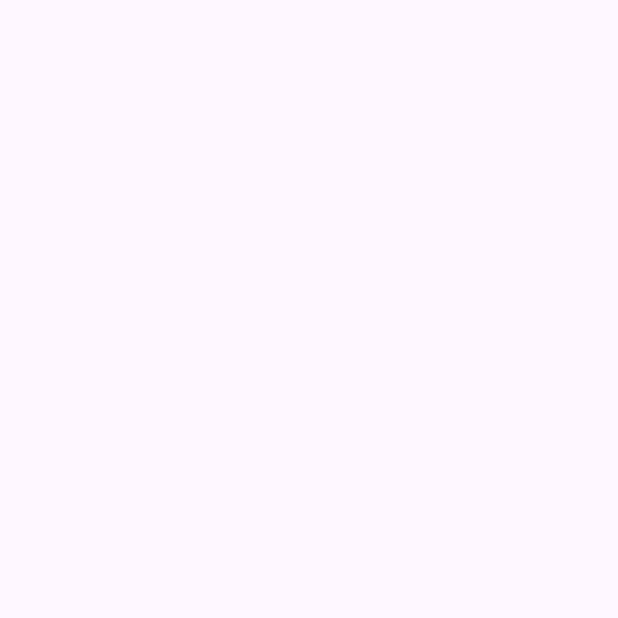
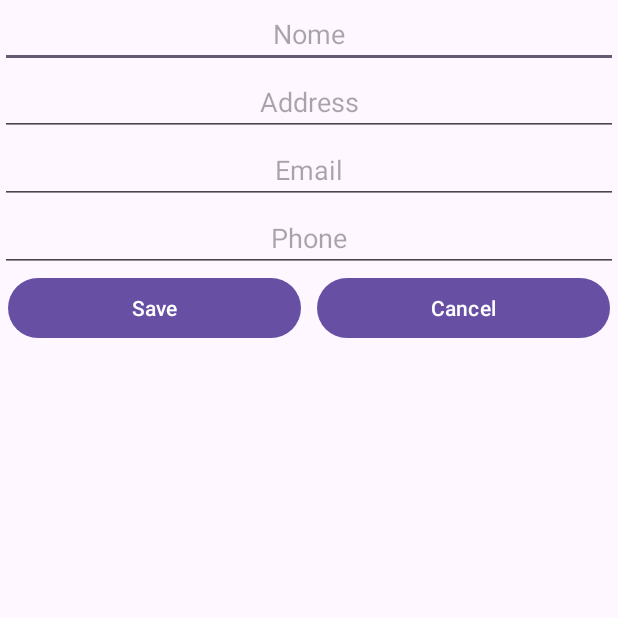
Before and after one commit to AlexSantos221454085/ListaTelefonica, an Android app: the NewContactActivity screen opened directly, with no data from a screen before it, on a phone screen of 412 x 824 dp, the top half of it. Before the commit the part shown is empty. Run offline under Robolectric (Android 15) with nearby library versions, the phone set to English and light mode, and no system bars.

```diff
--- a/app/src/main/java/com/alex/listatelefinica/database/DBHelper.kt
+++ b/app/src/main/java/com/alex/listatelefinica/database/DBHelper.kt
@@ -13,9 +13,9 @@ class DBHelper(context: Context) : SQLiteOpenHelper(context, "database.db", null
     val sql = arrayOf(
         "CREATE TABLE users (id INTEGER PRIMARY KEY AUTOINCREMENT, username TEXT UNIQUE, password TEXT)",
         "INSERT INTO users (username, password) VALUES ('admin','password')",
-        "CREATE TABLE contact (id INTEGER PRIMARY KEY AUTOINCREMENT, name TEXT, email TEXT, phone INTEGER, imageId INTEGER)",
-        "INSERT INTO contact (name, email, phone, imageId) VALUES ('Maria', 'maria@mail.pt', 911222333,1)",
-        "INSERT INTO contact (name, email, phone, imageId) VALUES ('Joao', 'joao@mail.pt', 912345678,2)",
+        "CREATE TABLE contact (id INTEGER PRIMARY KEY AUTOINCREMENT, name TEXT, address TEXT, email TEXT, phone INTEGER, imageId INTEGER)",
+        "INSERT INTO contact (name, address, email, phone, imageId) VALUES ('Maria','address Maria', 'maria@mail.pt', 911222333,1)",
+        "INSERT INTO contact (name, address, email, phone, imageId) VALUES ('Joao','address Joao', 'joao@mail.pt', 912345678,2)",
     )
     override fun onCreate(db: SQLiteDatabase) {
         sql.forEach {
@@ -99,10 +99,11 @@ class DBHelper(context: Context) : SQLiteOpenHelper(context, "database.db", null
     /*_________________________________________________________________________________________
                                         CRUD CONTACT
 _________________________________________________________________________________________*/
-    fun insertContact(name: String, email: String, phone: Int, imageId: Int): Long {
+    fun insertContact(name: String, address: String, email: String, phone: Int, imageId: Int): Long {
         val db = this.writableDatabase
         val contentValues = ContentValues()
         contentValues.put("name", name)
+        contentValues.put("address", address)
         contentValues.put("email", email)
         contentValues.put("phone", phone)
         contentValues.put("imageId", imageId)
@@ -111,10 +112,11 @@ ________________________________________________________________________________
         return res
     }
 
-    fun updateContact(id: Int, name: String, email: String, phone: Int, imageId: Int): Int {
+    fun updateContact(id: Int, name: String, address: String, email: String, phone: Int, imageId: Int): Int {
         val db = this.writableDatabase
         val contentValues = ContentValues()
         contentValues.put("name", name)
+        contentValues.put("address", address)
         contentValues.put("email", email)
         contentValues.put("phone", phone)
         contentValues.put("imageId", imageId)
--- a/app/src/main/java/com/alex/listatelefinica/ui/NewContactActivity.kt
+++ b/app/src/main/java/com/alex/listatelefinica/ui/NewContactActivity.kt
@@ -2,11 +2,45 @@ package com.alex.listatelefinica.ui
 
 import androidx.appcompat.app.AppCompatActivity
 import android.os.Bundle
+import android.widget.Toast
 import com.alex.listatelefinica.R
+import com.alex.listatelefinica.database.DBHelper
+import com.alex.listatelefinica.databinding.ActivityNewContactBinding
 
 class NewContactActivity : AppCompatActivity() {
+
+    private lateinit var binding: ActivityNewContactBinding
+
     override fun onCreate(savedInstanceState: Bundle?) {
         super.onCreate(savedInstanceState)
-        setContentView(R.layout.activity_new_contact)
+        binding = ActivityNewContactBinding.inflate(layoutInflater)
+        setContentView(binding.root)
+
+        val db = DBHelper(applicationContext)
+        val i = intent
+
+        binding.btnSave.setOnClickListener {
+            val name = binding.editName.text.toString()
+            val address = binding.editAddress.text.toString()
+            val email = binding.editEmail.text.toString()
+            val phone = binding.editPhone.text.toString().toInt()
+            val imageId = 1
+
+            if (name.isNotEmpty() && address.isNotEmpty() && email.isNotEmpty()) {
+                val res = db.insertContact(name, address, email, phone, imageId)
+                if (res > 0) {
+                    Toast.makeText(applicationContext, "Insert Ok", Toast.LENGTH_SHORT).show()
+                    setResult(1, i)
+                    finish()
+                } else {
+                    Toast.makeText(applicationContext, "Insert Error", Toast.LENGTH_SHORT).show()
+                }
+            }
+
+        }
+        binding.btnCancel.setOnClickListener {
+            setResult(0,i)
+            finish()
+        }
     }
 }
--- a/app/src/main/res/layout/activity_new_contact.xml
+++ b/app/src/main/res/layout/activity_new_contact.xml
@@ -1,9 +1,63 @@
 <?xml version="1.0" encoding="utf-8"?>
-<androidx.constraintlayout.widget.ConstraintLayout xmlns:android="http://schemas.android.com/apk/res/android"
+<LinearLayout xmlns:android="http://schemas.android.com/apk/res/android"
     xmlns:app="http://schemas.android.com/apk/res-auto"
     xmlns:tools="http://schemas.android.com/tools"
     android:layout_width="match_parent"
     android:layout_height="match_parent"
+    android:orientation="vertical"
     tools:context=".ui.NewContactActivity">
 
-</androidx.constraintlayout.widget.ConstraintLayout>
+    <EditText
+        android:id="@+id/edit_name"
+        android:layout_width="match_parent"
+        android:layout_height="wrap_content"
+        android:gravity="center"
+        android:hint="Nome" />
+
+    <EditText
+        android:id="@+id/edit_address"
+        android:layout_width="match_parent"
+        android:layout_height="wrap_content"
+        android:gravity="center"
+        android:hint="Address" />
+
+    <EditText
+        android:id="@+id/edit_email"
+        android:layout_width="match_parent"
+        android:layout_height="wrap_content"
+        android:gravity="center"
+        android:hint="Email"
+        android:inputType="textEmailAddress" />
+
+    <EditText
+        android:id="@+id/edit_phone"
+        android:layout_width="match_parent"
+        android:layout_height="wrap_content"
+        android:gravity="center"
+        android:hint="Phone"
+        android:inputType="phone" />
+
+    <LinearLayout
+        android:layout_width="match_parent"
+        android:layout_height="wrap_content"
+        android:orientation="horizontal">
+
+        <Button
+            android:id="@+id/btn_save"
+            android:layout_width="0dp"
+            android:layout_height="wrap_content"
+            android:layout_weight="1"
+            android:layout_marginHorizontal="5dp"
+            android:text="Save" />
+
+        <Button
+            android:id="@+id/btn_cancel"
+            android:layout_width="0dp"
+            android:layout_marginHorizontal="5dp"
+            android:layout_height="wrap_content"
+            android:layout_weight="1"
+            android:text="Cancel" />
+
+    </LinearLayout>
+
+</LinearLayout>
```
Also changed, not shown: app/src/main/java/com/alex/listatelefinica/ui/MainActivity.kt (+32 -7 lines).
